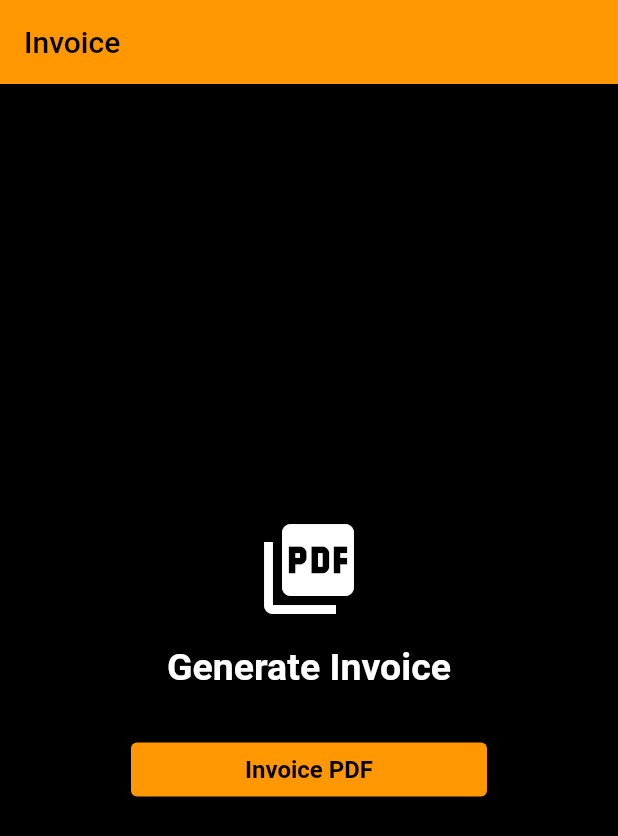
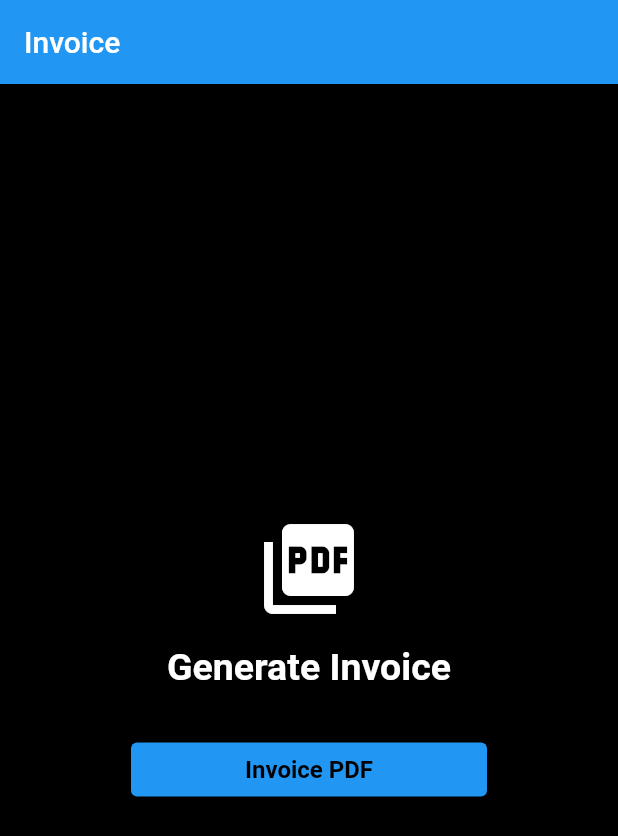
Before and after one commit to naruhitokaide/invoice_pdf_generate, a Flutter app: the screen it shows after launch, on a phone screen of 412 x 824 dp. Shown: the top 836 px of the screen. Run offline on Flutter 3.47's test engine with Material 2 defaults, Android fonts, the phone set to English and light mode, and no system bars; our stand-ins replace open_file, pdf.

Commit message:
upgrade version and pdf open issue

```diff
--- a/lib/file_handle_api.dart
+++ b/lib/file_handle_api.dart
@@ -11,8 +11,9 @@ class FileHandleApi {
   }) async {
     final bytes = await pdf.save();
 
-    final dir = await getApplicationDocumentsDirectory();
-    final file = File('${dir.path}/$name');
+    // final dir = await getApplicationDocumentsDirectory();
+    final dir = await getExternalStorageDirectory();
+    final file = File('${dir?.path}/$name');
     await file.writeAsBytes(bytes);
     return file;
   }
--- a/lib/main.dart
+++ b/lib/main.dart
@@ -3,20 +3,17 @@ import 'file_handle_api.dart';
 import 'pdf_invoice_api.dart';
 
 void main() {
-  runApp(const MyApp());
+  runApp(const MainApp());
 }
 
-class MyApp extends StatelessWidget {
-  const MyApp({Key? key}) : super(key: key);
+class MainApp extends StatelessWidget {
+  const MainApp({super.key});
 
   @override
   Widget build(BuildContext context) {
-    return MaterialApp(
+    return const MaterialApp(
       title: 'Invoice PDF Generate',
-      theme: ThemeData(
-        primarySwatch: Colors.orange,
-      ),
-      home: const HomePage(),
+      home: HomePage(),
     );
   }
 }
```
Also changed, not shown: analysis_options.yaml (+0 -28 lines), pubspec.yaml (+7 -59 lines), pubspec.lock, 32 other files.
